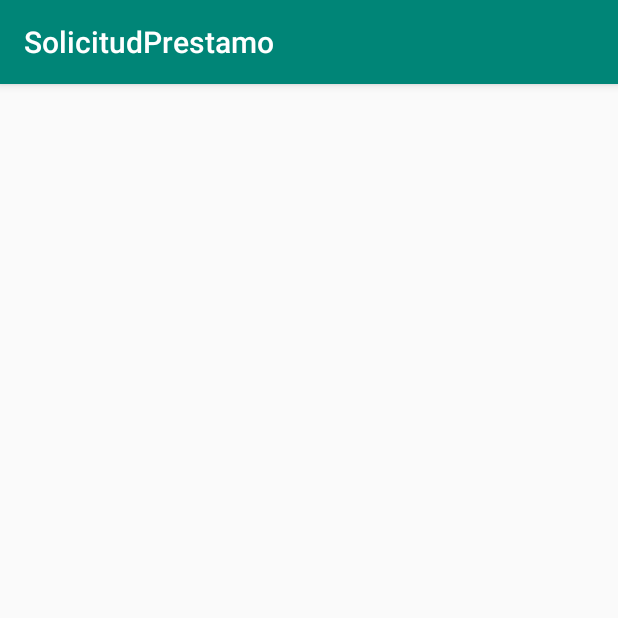
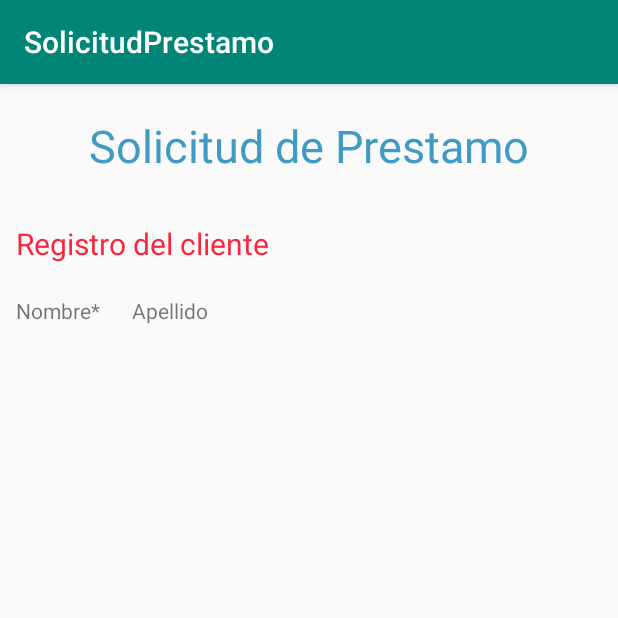
Before and after one commit to Daybeling/SolicitudPrestamo, an Android app: the screen it shows after launch (MainActivity), on a phone screen of 412 x 824 dp, the top half of it. Run offline under Robolectric (Android 15) with nearby library versions, the phone set to English and light mode, and no system bars.

Commit message:
Creando TextView

```diff
--- a/app/src/main/res/layout/activity_main.xml
+++ b/app/src/main/res/layout/activity_main.xml
@@ -4,8 +4,45 @@
     xmlns:android="http://schemas.android.com/apk/res/android">
 
     <TextView
+        android:id="@+id/Titulo"
         android:layout_width="wrap_content"
         android:layout_height="wrap_content"
-        android:layout_gravity="center_horizontal"/>
+        android:layout_gravity="center_horizontal"
+        android:text="Solicitud de Prestamo"
+        android:textColor="#409AC4"
+        android:textSize="30sp"
+        android:layout_margin="15dp" android:padding="5dp"/>
+
+    <TextView
+        android:id="@+id/SubTitulo"
+        android:layout_width="wrap_content"
+        android:layout_height="wrap_content"
+        android:text="Registro del cliente"
+        android:layout_gravity="left"
+        android:textSize="20sp"
+        android:textColor="#F9263D"
+        android:layout_margin="5dp" android:padding="5dp"/>
+
+    <LinearLayout
+
+        android:layout_width="wrap_content"
+        android:layout_height="wrap_content"
+        android:orientation="horizontal">
+
+        <TextView
+            android:id="@+id/Nombre"
+            android:layout_width="wrap_content"
+            android:layout_height="wrap_content"
+            android:text="Nombre*"
+            android:layout_margin="5dp" android:padding="5dp" />
+
+        <TextView
+            android:id="@+id/Apellido"
+            android:layout_width="wrap_content"
+            android:layout_height="wrap_content"
+            android:text="Apellido"
+            android:layout_margin="5dp" android:padding="5dp"/>
+    </LinearLayout>
+
 
 </LinearLayout>
```
